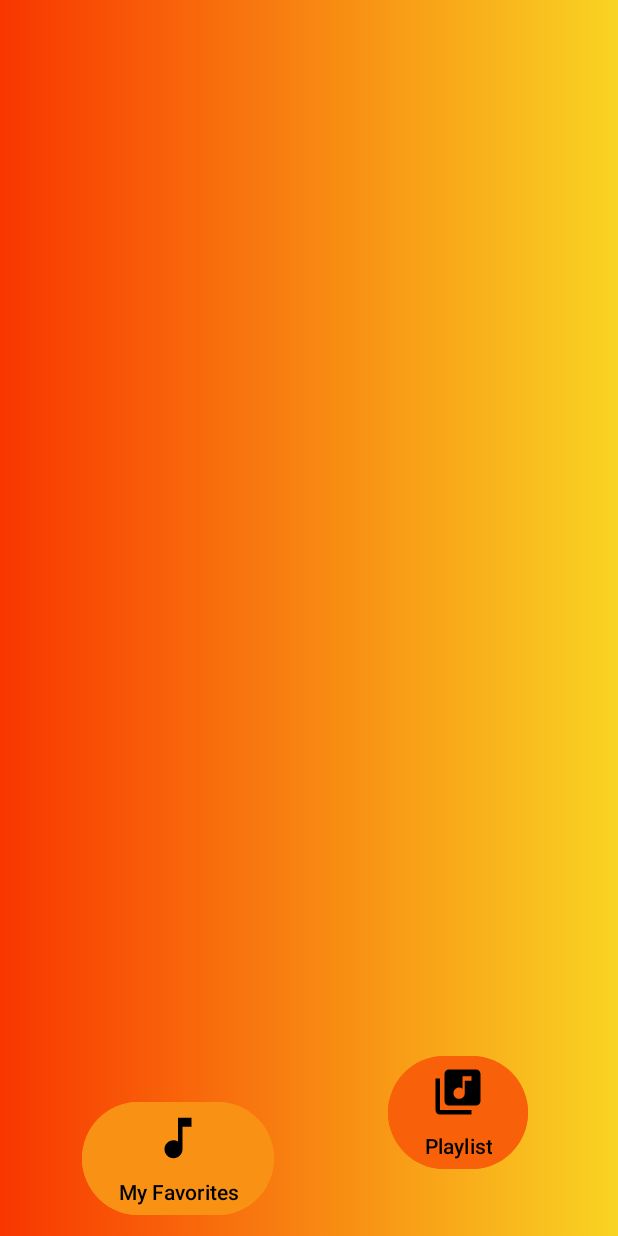
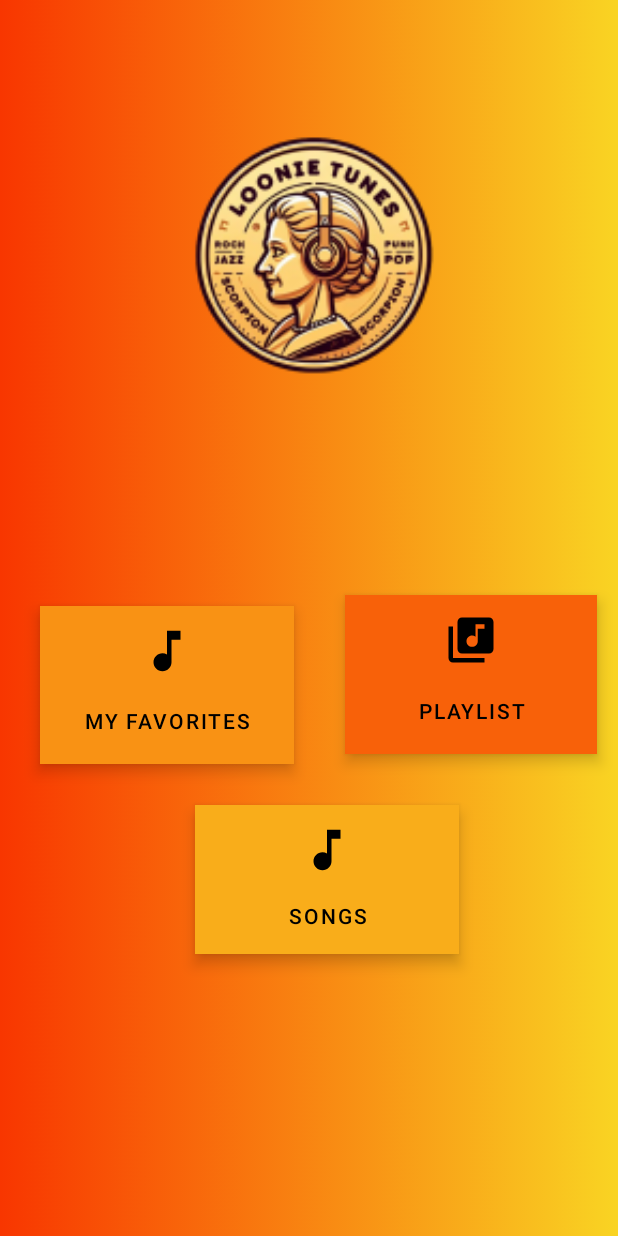
Before and after one commit to VIS022/MusicApp, an Android app: the HomeActivity screen opened directly, with no data from a screen before it, on a phone screen of 412 x 824 dp. Run offline under Robolectric (Android 15) with nearby library versions, the light colour scheme and no system bars.

Commit message:
MusicApp

```diff
--- a/app/build.gradle.kts
+++ b/app/build.gradle.kts
@@ -31,12 +31,11 @@ android {
 dependencies {
 
     implementation("androidx.appcompat:appcompat:1.6.1")
-    implementation("com.google.android.material:material:1.10.0")
+    implementation("com.google.android.material:material:1.6.1")
     implementation("androidx.constraintlayout:constraintlayout:2.1.4")
     testImplementation("junit:junit:4.13.2")
     androidTestImplementation("androidx.test.ext:junit:1.1.5")
     androidTestImplementation("androidx.test.espresso:espresso-core:3.5.1")
-    implementation ("com.google.android.material:material:1.9.0")
 
     implementation ("com.karumi:dexter:6.2.2")
     implementation ("com.airbnb.android:lottie:6.2.0")
--- a/app/src/main/java/com/example/loonietunes/HomeActivity.java
+++ b/app/src/main/java/com/example/loonietunes/HomeActivity.java
@@ -1,122 +1,47 @@
 package com.example.loonietunes;
+
+import android.content.Intent;
+import android.os.Bundle;
+import android.view.View;
+import android.view.animation.Animation;
+import android.view.animation.RotateAnimation;
+import android.widget.ImageView;
 
 import androidx.appcompat.app.AppCompatActivity;
 
-import android.Manifest;
-import android.os.Bundle;
-import android.os.Environment;
-import android.view.View;
-import android.view.ViewGroup;
-import android.widget.BaseAdapter;
-import android.widget.ListView;
-import android.widget.TextView;
-
-import com.karumi.dexter.Dexter;
-import com.karumi.dexter.PermissionToken;
-import com.karumi.dexter.listener.PermissionDeniedResponse;
-import com.karumi.dexter.listener.PermissionGrantedResponse;
-import com.karumi.dexter.listener.PermissionRequest;
-import com.karumi.dexter.listener.single.PermissionListener;
-
-import java.io.File;
-import java.util.ArrayList;
+import com.google.android.material.button.MaterialButton;
 
 public class HomeActivity extends AppCompatActivity {
 
-    ListView listview;
-    String[] songItems;
+    private ImageView imageView;
 
     @Override
     protected void onCreate(Bundle savedInstanceState) {
         super.onCreate(savedInstanceState);
         setContentView(R.layout.activity_home);
 
-        listview = findViewById(R.id.listView);
+        MaterialButton btn3 = findViewById(R.id.songs);
+        imageView = findViewById(R.id.imageView); // Replace with your actual ImageView ID
 
-        // Request runtime permissions before attempting to display songs
-        runTimePermission();
+        btn3.setOnClickListener(new View.OnClickListener() {
+            @Override
+            public void onClick(View view) {
+                Intent intent = new Intent(HomeActivity.this, SongList.class);
+                startActivity(intent);
+            }
+        });
+
+        // Start the continuous flipping animation
+        startFlippingAnimation();
     }
 
-    public void runTimePermission() {
-        Dexter.withContext(this)
-                .withPermission(Manifest.permission.READ_EXTERNAL_STORAGE)
-                .withListener(new PermissionListener() {
-                    @Override
-                    public void onPermissionGranted(PermissionGrantedResponse permissionGrantedResponse) {
-                        // Display songs only after obtaining necessary permissions
-                        displaySong();
-                    }
+    private void startFlippingAnimation() {
+        // Create a set of animations for continuously flipping the coin from right to left
+        RotateAnimation rotateRightToLeft = new RotateAnimation(0, -360, Animation.RELATIVE_TO_SELF, 0.5f, Animation.RELATIVE_TO_SELF, 0.5f);
+        rotateRightToLeft.setDuration(2000); // Adjust the duration as needed
+        rotateRightToLeft.setRepeatCount(Animation.INFINITE);
 
-                    @Override
-                    public void onPermissionDenied(PermissionDeniedResponse permissionDeniedResponse) {
-                        // Handle permission denied if needed
-                    }
-
-                    @Override
-                    public void onPermissionRationaleShouldBeShown(
-                            PermissionRequest permissionRequest,
-                            PermissionToken permissionToken
-                    ) {
-                        // Cancel permission request if rationale should be shown
-                        permissionToken.cancelPermissionRequest();
-                    }
-                })
-                .check();
-    }
-
-    public ArrayList<File> findSong(File file) {
-        ArrayList<File> arrayList = new ArrayList<>();
-        File[] files = file.listFiles();
-
-        if (files != null) {
-            for (File singleFile : files) {
-                if (singleFile.isDirectory() && !singleFile.isHidden()) {
-                    arrayList.addAll(findSong(singleFile));
-                } else {
-                    if (singleFile.getName().endsWith(".mp3") || singleFile.getName().endsWith(".wav")) {
-                        arrayList.add(singleFile);
-                    }
-                }
-            }
-        }
-        return arrayList;
-    }
-
-    public void displaySong() {
-        final ArrayList<File> mySongs = findSong(Environment.getExternalStorageDirectory());
-        songItems = new String[mySongs.size()];
-        for (int i = 0; i < mySongs.size(); i++) {
-            songItems[i] = mySongs.get(i).getName().replace(".mp3", "").replace(".wav", "");
-        }
-
-        customAdapter customAdapter = new customAdapter();
-        listview.setAdapter(customAdapter);
-    }
-
-    class customAdapter extends BaseAdapter {
-
-        @Override
-        public int getCount() {
-            return songItems != null ? songItems.length : 0;
-        }
-
-        @Override
-        public Object getItem(int i) {
-            return null;
-        }
-
-        @Override
-        public long getItemId(int i) {
-            return 0;
-        }
-
-        @Override
-        public View getView(int i, View convertView, ViewGroup viewGroup) {
-            View view = getLayoutInflater().inflate(R.layout.item_list, null);
-            TextView txtSong = view.findViewById(R.id.txtSong);
-            txtSong.setSelected(true);
-            txtSong.setText(songItems[i]);
-            return view;
-        }
+        // Start the animation
+        imageView.startAnimation(rotateRightToLeft);
     }
 }
--- a/app/src/main/res/layout/activity_home.xml
+++ b/app/src/main/res/layout/activity_home.xml
@@ -8,51 +8,73 @@
     tools:context=".HomeActivity"
     android:background="@drawable/bg1_gradient">
 
-  <Button
+
+  <ImageView
+      android:id="@+id/imageView"
+      android:layout_width="249dp"
+      android:layout_height="231dp"
+      app:layout_constraintBottom_toBottomOf="parent"
+      app:layout_constraintEnd_toEndOf="parent"
+      app:layout_constraintStart_toStartOf="parent"
+      app:layout_constraintTop_toTopOf="parent"
+      app:layout_constraintVertical_bias="0.094"
+      app:srcCompat="@mipmap/logo_foreground" />
+
+  <com.google.android.material.button.MaterialButton
       android:id="@+id/playlist"
-      android:layout_width="wrap_content"
-      android:layout_height="wrap_content"
-      android:layout_marginEnd="60dp"
-      android:layout_marginBottom="10dp"
+      style="@style/btnbtn2"
+      android:layout_width="168dp"
+      android:layout_height="106dp"
+      android:layout_marginStart="34dp"
+      android:layout_marginTop="79dp"
+      android:layout_marginEnd="32dp"
+      android:layout_marginBottom="280dp"
       android:backgroundTint="#f86109"
       android:drawableTop="@drawable/baseline_library_music_24"
       android:text="Playlist"
       android:textColor="@color/black"
+
       app:layout_constraintBottom_toBottomOf="parent"
       app:layout_constraintEnd_toEndOf="parent"
-      app:layout_constraintTop_toBottomOf="@+id/listView"
-      app:layout_constraintVertical_bias="1.0" />
+      app:layout_constraintStart_toEndOf="@+id/myFav"
+      app:layout_constraintTop_toBottomOf="@+id/imageView"
+      app:layout_constraintVertical_bias="0.416" />
 
-  <ListView
-      android:id="@+id/listView"
-      android:layout_width="match_parent"
-      android:layout_height="620dp"
-      android:layout_marginEnd="1dp"
-      android:layout_marginBottom="18dp"
-      android:divider="@android:color/transparent"
-      android:dividerHeight="10dp"
-      android:padding="9dp"
-      app:layout_constraintBottom_toTopOf="@+id/playlist"
-      app:layout_constraintEnd_toEndOf="parent"
-      app:layout_constraintStart_toStartOf="parent"
-      app:layout_constraintTop_toTopOf="parent">
-
-  </ListView>
-
-  <Button
+  <com.google.android.material.button.MaterialButton
       android:id="@+id/myFav"
-      android:layout_width="wrap_content"
-      android:layout_height="wrap_content"
+      style="@style/btnbtn2"
+      android:layout_width="169dp"
+      android:layout_height="105dp"
       android:layout_marginStart="44dp"
-      android:layout_marginBottom="10dp"
+      android:layout_marginTop="81dp"
+      android:layout_marginBottom="280dp"
       android:backgroundTint="#f99214"
       android:drawableTop="@drawable/baseline_music_note_24"
       android:text="My Favorites"
       android:textColor="@color/black"
       app:layout_constraintBottom_toBottomOf="parent"
       app:layout_constraintEnd_toStartOf="@+id/playlist"
-      app:layout_constraintHorizontal_bias="0.12"
+      app:layout_constraintHorizontal_bias="0.0"
       app:layout_constraintStart_toStartOf="parent"
-      app:layout_constraintTop_toBottomOf="@+id/listView"
-      app:layout_constraintVertical_bias="1.0" />
+      app:layout_constraintTop_toBottomOf="@+id/imageView" />
+
+  <com.google.android.material.button.MaterialButton
+      android:id="@+id/songs"
+      style="@style/btnbtn2"
+      android:layout_width="176dp"
+      android:layout_height="99dp"
+      android:layout_marginStart="130dp"
+      android:layout_marginTop="34dp"
+      android:layout_marginEnd="131dp"
+      android:layout_marginBottom="152dp"
+      android:backgroundTint="#f9ad1a"
+      android:drawableTop="@drawable/baseline_music_note_24"
+      android:text="Songs"
+      android:textColor="@color/black"
+      app:layout_constraintBottom_toBottomOf="parent"
+      app:layout_constraintEnd_toEndOf="parent"
+      app:layout_constraintHorizontal_bias="0.0"
+      app:layout_constraintStart_toStartOf="parent"
+      app:layout_constraintTop_toBottomOf="@+id/playlist"
+      app:layout_constraintVertical_bias="0.0" />
 </androidx.constraintlayout.widget.ConstraintLayout>
--- a/app/src/main/res/layout/item_list.xml
+++ b/app/src/main/res/layout/item_list.xml
@@ -8,7 +8,7 @@
     android:elevation="8dp">
 
     <RelativeLayout
-        android:layout_width="match_parent"
+        android:layout_width="wrap_content"
         android:layout_height="wrap_content"
         android:padding="8dp"
         android:background="@drawable/list_bg">
@@ -44,7 +44,6 @@
          android:scrollHorizontally="true"/>
 
 
-
     </RelativeLayout>
 
 
--- a/app/src/main/res/values/colors.xml
+++ b/app/src/main/res/values/colors.xml
@@ -2,4 +2,5 @@
 <resources>
     <color name="black">#FF000000</color>
     <color name="white">#FFFFFFFF</color>
+
 </resources>
--- a/app/src/main/res/values/themes.xml
+++ b/app/src/main/res/values/themes.xml
@@ -6,4 +6,9 @@
     </style>
 
     <style name="Theme.LoonieTunes" parent="Base.Theme.LoonieTunes" />
+
+        <style name="btnbtn2" parent="Widget.MaterialComponents.ExtendedFloatingActionButton">
+            <item name="android:layout_width">36dp</item>
+            <item name="android:layout_height">36dp</item>
+        </style>
 </resources>
```
Also changed, not shown: app/src/main/AndroidManifest.xml (+11 -6 lines), app/src/main/java/com/example/loonietunes/SongList.java (added, +135 -0 lines), app/src/main/res/layout/activity_song_list.xml (added, +23 -0 lines).
